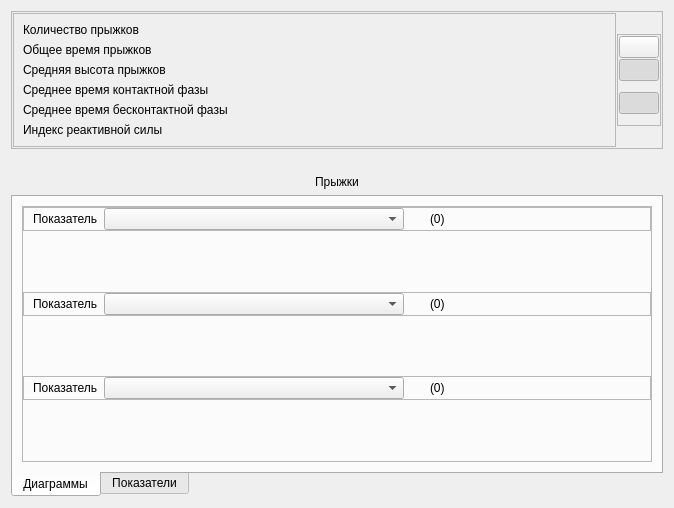
The window that metodics/jump_plate/droptest/droptestvisualize.ui (grigp/a-analyser) describes before a commit, drawn with Qt 5.
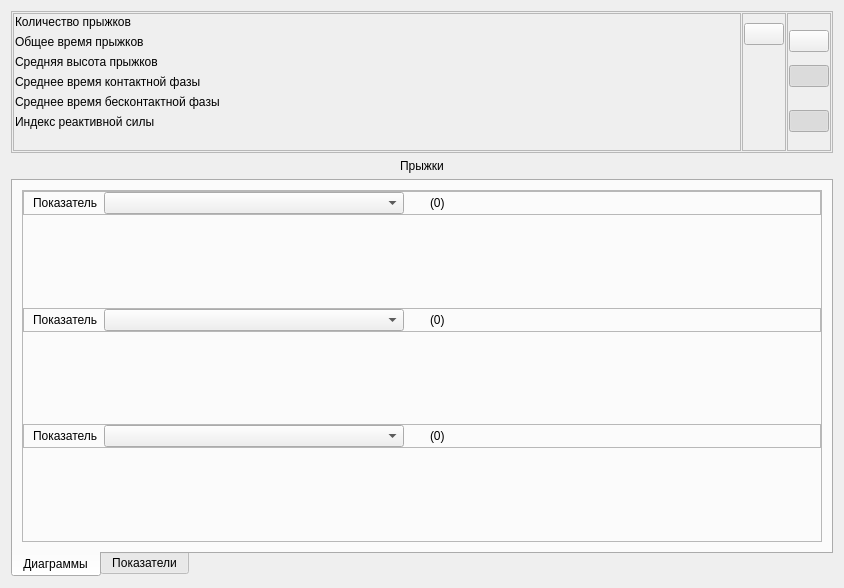
The same window after the commit. Icons and pictures are not drawn. Custom widgets are drawn as their Qt base class.

Commit message: Экспорт в MS Excel (в csv файл) в дроп тесте и в тесте анализа высоты серии прыжков

The edit to the form file:
```diff
--- a/metodics/jump_plate/droptest/droptestvisualize.ui
+++ b/metodics/jump_plate/droptest/droptestvisualize.ui
@@ -6,8 +6,8 @@
    <rect>
     <x>0</x>
     <y>0</y>
-    <width>674</width>
-    <height>508</height>
+    <width>844</width>
+    <height>588</height>
    </rect>
   </property>
   <property name="windowTitle">
@@ -16,6 +16,12 @@
   <layout class="QVBoxLayout" name="verticalLayout">
    <item>
     <widget class="QFrame" name="frame">
+     <property name="sizePolicy">
+      <sizepolicy hsizetype="Preferred" vsizetype="Fixed">
+       <horstretch>0</horstretch>
+       <verstretch>0</verstretch>
+      </sizepolicy>
+     </property>
      <property name="frameShape">
       <enum>QFrame::StyledPanel</enum>
      </property>
@@ -40,6 +46,12 @@
       </property>
       <item>
        <widget class="QFrame" name="frFactors">
+        <property name="sizePolicy">
+         <sizepolicy hsizetype="Preferred" vsizetype="Fixed">
+          <horstretch>0</horstretch>
+          <verstretch>0</verstretch>
+         </sizepolicy>
+        </property>
         <property name="frameShape">
          <enum>QFrame::StyledPanel</enum>
         </property>
@@ -47,8 +59,26 @@
          <enum>QFrame::Raised</enum>
         </property>
         <layout class="QVBoxLayout" name="verticalLayout_6">
+         <property name="leftMargin">
+          <number>1</number>
+         </property>
+         <property name="topMargin">
+          <number>1</number>
+         </property>
+         <property name="rightMargin">
+          <number>1</number>
+         </property>
+         <property name="bottomMargin">
+          <number>1</number>
+         </property>
          <item>
           <widget class="QLabel" name="lblJumpsCount">
+           <property name="sizePolicy">
+            <sizepolicy hsizetype="Preferred" vsizetype="Fixed">
+             <horstretch>0</horstretch>
+             <verstretch>0</verstretch>
+            </sizepolicy>
+           </property>
            <property name="text">
             <string>Количество прыжков</string>
            </property>
@@ -56,6 +86,12 @@
          </item>
          <item>
           <widget class="QLabel" name="lblTimeTest">
+           <property name="sizePolicy">
+            <sizepolicy hsizetype="Preferred" vsizetype="Fixed">
+             <horstretch>0</horstretch>
+             <verstretch>0</verstretch>
+            </sizepolicy>
+           </property>
            <property name="text">
             <string>Общее время прыжков</string>
            </property>
@@ -63,6 +99,12 @@
          </item>
          <item>
           <widget class="QLabel" name="lblHeightAvg">
+           <property name="sizePolicy">
+            <sizepolicy hsizetype="Preferred" vsizetype="Fixed">
+             <horstretch>0</horstretch>
+             <verstretch>0</verstretch>
+            </sizepolicy>
+           </property>
            <property name="text">
             <string>Средняя высота прыжков</string>
            </property>
@@ -70,6 +112,12 @@
          </item>
          <item>
           <widget class="QLabel" name="lblTimeContactAvg">
+           <property name="sizePolicy">
+            <sizepolicy hsizetype="Preferred" vsizetype="Fixed">
+             <horstretch>0</horstretch>
+             <verstretch>0</verstretch>
+            </sizepolicy>
+           </property>
            <property name="text">
             <string>Среднее время контактной фазы</string>
            </property>
@@ -77,6 +125,12 @@
          </item>
          <item>
           <widget class="QLabel" name="lblTimeNoContactAvg">
+           <property name="sizePolicy">
+            <sizepolicy hsizetype="Preferred" vsizetype="Fixed">
+             <horstretch>0</horstretch>
+             <verstretch>0</verstretch>
+            </sizepolicy>
+           </property>
            <property name="text">
             <string>Среднее время бесконтактной фазы</string>
            </property>
@@ -84,18 +138,106 @@
          </item>
          <item>
           <widget class="QLabel" name="lblReactiveForceIndexAvg">
+           <property name="sizePolicy">
+            <sizepolicy hsizetype="Preferred" vsizetype="Fixed">
+             <horstretch>0</horstretch>
+             <verstretch>0</verstretch>
+            </sizepolicy>
+           </property>
            <property name="text">
             <string>Индекс реактивной силы</string>
            </property>
           </widget>
          </item>
+         <item>
+          <spacer name="verticalSpacer">
+           <property name="orientation">
+            <enum>Qt::Vertical</enum>
+           </property>
+           <property name="sizeHint" stdset="0">
+            <size>
+             <width>20</width>
+             <height>20</height>
+            </size>
+           </property>
+          </spacer>
+         </item>
+        </layout>
+       </widget>
+      </item>
+      <item>
+       <widget class="QFrame" name="frTableTool">
+        <property name="sizePolicy">
+         <sizepolicy hsizetype="Fixed" vsizetype="Preferred">
+          <horstretch>0</horstretch>
+          <verstretch>0</verstretch>
+         </sizepolicy>
+        </property>
+        <property name="frameShape">
+         <enum>QFrame::StyledPanel</enum>
+        </property>
+        <property name="frameShadow">
+         <enum>QFrame::Raised</enum>
+        </property>
+        <layout class="QVBoxLayout" name="verticalLayout_7">
+         <property name="leftMargin">
+          <number>1</number>
+         </property>
+         <property name="rightMargin">
+          <number>1</number>
+         </property>
+         <item>
+          <widget class="QPushButton" name="btnExportToExcel">
+           <property name="toolTip">
+            <string>Экспортировать в MS Excel...</string>
+           </property>
+           <property name="statusTip">
+            <string/>
+           </property>
+           <property name="text">
+            <string/>
+           </property>
+           <property name="icon">
+            <iconset resource="../../../kernel.qrc">
+             <normaloff>:/images/Excel.png</normaloff>:/images/Excel.png</iconset>
+           </property>
+           <property name="iconSize">
+            <size>
+             <width>20</width>
+             <height>20</height>
+            </size>
+           </property>
+           <property name="checkable">
+            <bool>false</bool>
+           </property>
+           <property name="checked">
+            <bool>false</bool>
+           </property>
+           <property name="autoExclusive">
+            <bool>true</bool>
+           </property>
+          </widget>
+         </item>
+         <item>
+          <spacer name="verticalSpacer_4">
+           <property name="orientation">
+            <enum>Qt::Vertical</enum>
+           </property>
+           <property name="sizeHint" stdset="0">
+            <size>
+             <width>20</width>
+             <height>40</height>
+            </size>
+           </property>
+          </spacer>
+         </item>
         </layout>
        </widget>
       </item>
       <item>
        <widget class="QFrame" name="frDiagTool">
         <property name="sizePolicy">
-         <sizepolicy hsizetype="Fixed" vsizetype="Fixed">
+         <sizepolicy hsizetype="Fixed" vsizetype="Preferred">
           <horstretch>0</horstretch>
           <verstretch>0</verstretch>
          </sizepolicy>
@@ -108,19 +250,19 @@
         </property>
         <layout class="QVBoxLayout" name="verticalLayout_5">
          <property name="spacing">
-          <number>1</number>
+          <number>6</number>
          </property>
          <property name="leftMargin">
           <number>1</number>
          </property>
          <property name="topMargin">
-          <number>1</number>
+          <number>9</number>
          </property>
          <property name="rightMargin">
           <number>1</number>
          </property>
          <property name="bottomMargin">
-          <number>1</number>
+          <number>9</number>
          </property>
          <item>
           <widget class="QPushButton" name="btnGraph">
@@ -231,41 +373,12 @@
            </property>
           </widget>
          </item>
-         <item>
-          <spacer name="verticalSpacer_3">
-           <property name="orientation">
-            <enum>Qt::Vertical</enum>
-           </property>
-           <property name="sizeHint" stdset="0">
-            <size>
-             <width>20</width>
-             <height>10</height>
-            </size>
-           </property>
-          </spacer>
-         </item>
         </layout>
        </widget>
       </item>
      </layout>
     </widget>
    </item>
-   <item>
-    <spacer name="verticalSpacer">
-     <property name="orientation">
-      <enum>Qt::Vertical</enum>
-     </property>
-     <property name="sizeType">
-      <enum>QSizePolicy::Fixed</enum>
-     </property>
-     <property name="sizeHint" stdset="0">
-      <size>
-       <width>20</width>
-       <height>20</height>
-      </size>
-     </property>
-    </spacer>
-   </item>
    <item>
     <widget class="QLabel" name="lblJumps">
      <property name="text">
```
Left out of the diff: 33 changed lines with no effect on the pictures. The commit also changes 10 other files.
